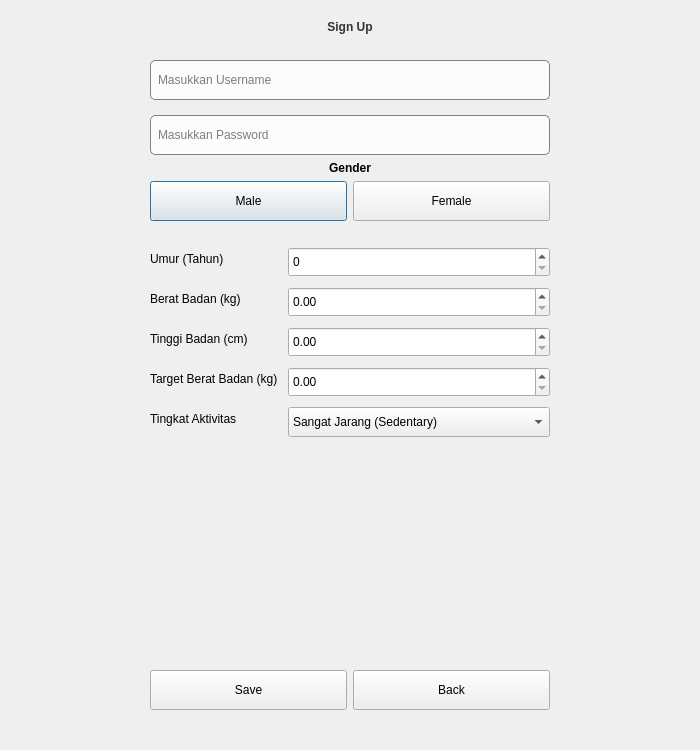
Above: UI/Signup.ui from MikhailAyares/EasyCal before the change. Below: the same form after it.
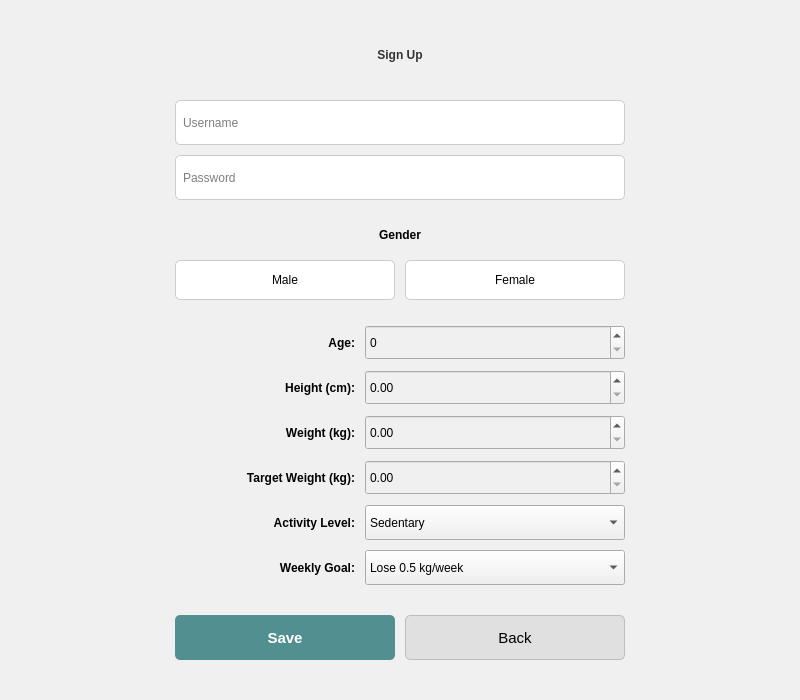
That is the form after the change. Icons and pictures are not drawn.

Commit message: nambah weeklygoal signup & fix all

Diff of the .ui file:
```diff
--- a/UI/Signup.ui
+++ b/UI/Signup.ui
@@ -6,34 +6,28 @@
    <rect>
     <x>0</x>
     <y>0</y>
-    <width>700</width>
-    <height>750</height>
+    <width>800</width>
+    <height>700</height>
    </rect>
   </property>
   <property name="windowTitle">
    <string>Signup</string>
   </property>
   <property name="styleSheet">
-   <string notr="true">#Form { border-image: url(:/image/Backgroundsignup.jpg); }</string>
+   <string notr="true">background-color: #f0f0f0;</string>
   </property>
-  <layout class="QVBoxLayout" name="main_layout">
-   <property name="leftMargin">
-    <number>150</number>
-   </property>
-   <property name="topMargin">
-    <number>20</number>
-   </property>
-   <property name="rightMargin">
-    <number>150</number>
-   </property>
-   <property name="bottomMargin">
-    <number>40</number>
-   </property>
-   <item>
     <widget class="QLabel" name="Signuplabel">
+   <property name="geometry">
+    <rect>
+     <x>175</x>
+     <y>30</y>
+     <width>450</width>
+     <height>50</height>
+    </rect>
+   </property>
      <property name="styleSheet">
-      <string notr="true">background-color: none;
-font: 75 22pt &quot;MS Shell Dlg 2&quot;;
+    <string notr="true">background: none;
+font: 75 24pt &quot;Segoe UI&quot;;
 font-weight:bold;
 color: #333;</string>
      </property>
@@ -44,85 +38,62 @@
       <set>Qt::AlignCenter</set>
      </property>
     </widget>
-   </item>
-   <item>
-    <spacer name="verticalSpacer">
-     <property name="orientation">
-      <enum>Qt::Vertical</enum>
-     </property>
-     <property name="sizeType">
-      <enum>QSizePolicy::Fixed</enum>
-     </property>
-     <property name="sizeHint" stdset="0">
-      <size>
-       <width>20</width>
-       <height>20</height>
-      </size>
-     </property>
-    </spacer>
-   </item>
-   <item>
-    <layout class="QFormLayout" name="form_layout">
-     <property name="horizontalSpacing">
-      <number>15</number>
-     </property>
-     <property name="verticalSpacing">
-      <number>15</number>
-     </property>
-     <item row="0" column="0" colspan="2">
       <widget class="QLineEdit" name="InputNamauser">
-       <property name="minimumSize">
-        <size>
-         <width>0</width>
-         <height>40</height>
-        </size>
+   <property name="geometry">
+    <rect>
+     <x>175</x>
+     <y>100</y>
+     <width>450</width>
+     <height>45</height>
+    </rect>
        </property>
        <property name="styleSheet">
-        <string notr="true">background-color: rgba(255, 255, 255, 0.8);
-border: 1px solid grey;
+    <string notr="true">background-color: white;
+border: 1px solid #ccc;
 border-radius: 5px;
 padding: 5px;
-font: 10pt &quot;MS Shell Dlg 2&quot;;
-</string>
+font: 11pt &quot;Segoe UI&quot;;</string>
        </property>
        <property name="placeholderText">
-        <string>Masukkan Username</string>
-       </property>
-      </widget>
-     </item>
-     <item row="1" column="0" colspan="2">
+    <string>Username</string>
+   </property>
+  </widget>
       <widget class="QLineEdit" name="InputPassword">
-       <property name="minimumSize">
-        <size>
-         <width>0</width>
-         <height>40</height>
-        </size>
+   <property name="geometry">
+    <rect>
+     <x>175</x>
+     <y>155</y>
+     <width>450</width>
+     <height>45</height>
+    </rect>
        </property>
        <property name="styleSheet">
-        <string notr="true">background-color: rgba(255, 255, 255, 0.8);
-border: 1px solid grey;
+    <string notr="true">background-color: white;
+border: 1px solid #ccc;
 border-radius: 5px;
 padding: 5px;
-font: 10pt &quot;MS Shell Dlg 2&quot;;
-</string>
+font: 11pt &quot;Segoe UI&quot;;</string>
        </property>
        <property name="echoMode">
         <enum>QLineEdit::Password</enum>
        </property>
        <property name="placeholderText">
-        <string>Masukkan Password</string>
-       </property>
-      </widget>
-     </item>
-    </layout>
-   </item>
-   <item>
+    <string>Password</string>
+   </property>
+  </widget>
     <widget class="QLabel" name="Genderlabel">
+   <property name="geometry">
+    <rect>
+     <x>175</x>
+     <y>220</y>
+     <width>450</width>
+     <height>30</height>
+    </rect>
+   </property>
      <property name="styleSheet">
-      <string notr="true">background-color: none;
-font: 75 16pt &quot;MS Shell Dlg 2&quot;;
-font-weight:bold;
-</string>
+    <string notr="true">background: none;
+font: 75 16pt &quot;Segoe UI&quot;;
+font-weight:bold;</string>
      </property>
      <property name="text">
       <string>Gender</string>
@@ -131,159 +102,197 @@
       <set>Qt::AlignCenter</set>
      </property>
     </widget>
-   </item>
-   <item>
-    <layout class="QHBoxLayout" name="gender_layout">
-     <item>
       <widget class="QPushButton" name="Malebutton">
-       <property name="minimumSize">
-        <size>
-         <width>0</width>
+   <property name="geometry">
+    <rect>
+     <x>175</x>
+     <y>260</y>
+     <width>220</width>
          <height>40</height>
-        </size>
+    </rect>
+   </property>
+   <property name="styleSheet">
+    <string notr="true">background-color: white; border: 1px solid #ccc; border-radius: 5px; font: 10pt 'Segoe UI'; </string>
        </property>
        <property name="text">
         <string>Male</string>
        </property>
       </widget>
-     </item>
-     <item>
       <widget class="QPushButton" name="Femalebutton">
-       <property name="minimumSize">
-        <size>
-         <width>0</width>
+   <property name="geometry">
+    <rect>
+     <x>405</x>
+     <y>260</y>
+     <width>220</width>
          <height>40</height>
-        </size>
+    </rect>
+   </property>
+   <property name="styleSheet">
+    <string notr="true">background-color: white; border: 1px solid #ccc; border-radius: 5px; font: 10pt 'Segoe UI';</string>
        </property>
        <property name="text">
         <string>Female</string>
        </property>
       </widget>
-     </item>
-    </layout>
-   </item>
-   <item>
-    <spacer name="verticalSpacer_2">
-     <property name="orientation">
-      <enum>Qt::Vertical</enum>
-     </property>
-     <property name="sizeType">
-      <enum>QSizePolicy::Fixed</enum>
-     </property>
-     <property name="sizeHint" stdset="0">
-      <size>
-       <width>20</width>
-       <height>20</height>
-      </size>
-     </property>
-    </spacer>
-   </item>
-   <item>
-    <layout class="QFormLayout" name="data_form_layout">
-     <property name="horizontalSpacing">
-      <number>10</number>
-     </property>
-     <property name="verticalSpacing">
-      <number>10</number>
-     </property>
-     <item row="0" column="0">
       <widget class="QLabel" name="AgeLabel">
+   <property name="geometry">
+    <rect>
+     <x>175</x>
+     <y>325</y>
+     <width>180</width>
+     <height>35</height>
+    </rect>
+   </property>
+   <property name="styleSheet">
+    <string notr="true">background: none; font: 75 11pt &quot;Segoe UI&quot;; font-weight:bold;</string>
+   </property>
        <property name="text">
-        <string>Umur (Tahun)</string>
-       </property>
-      </widget>
-     </item>
-     <item row="0" column="1">
+    <string>Age:</string>
+   </property>
+   <property name="alignment">
+    <set>Qt::AlignRight|Qt::AlignTrailing|Qt::AlignVCenter</set>
+   </property>
+  </widget>
       <widget class="QSpinBox" name="InputAgeuser">
-       <property name="minimumSize">
-        <size>
-         <width>0</width>
-         <height>30</height>
-        </size>
+   <property name="geometry">
+    <rect>
+     <x>365</x>
+     <y>325</y>
+     <width>260</width>
+     <height>35</height>
+    </rect>
        </property>
        <property name="maximum">
         <number>150</number>
        </property>
       </widget>
-     </item>
-     <item row="1" column="0">
-      <widget class="QLabel" name="Weightlabel">
-       <property name="text">
-        <string>Berat Badan (kg)</string>
-       </property>
-      </widget>
-     </item>
-     <item row="1" column="1">
-      <widget class="QDoubleSpinBox" name="InputTBuser">
-       <property name="minimumSize">
-        <size>
-         <width>0</width>
-         <height>30</height>
-        </size>
-       </property>
-       <property name="maximum">
-        <double>999.000000000000000</double>
-       </property>
-      </widget>
-     </item>
-     <item row="2" column="0">
       <widget class="QLabel" name="Heightlabel">
+   <property name="geometry">
+    <rect>
+     <x>175</x>
+     <y>370</y>
+     <width>180</width>
+     <height>35</height>
+    </rect>
+   </property>
+   <property name="styleSheet">
+    <string notr="true">background: none; font: 75 11pt &quot;Segoe UI&quot;; font-weight:bold;</string>
+   </property>
        <property name="text">
-        <string>Tinggi Badan (cm)</string>
-       </property>
-      </widget>
-     </item>
-     <item row="2" column="1">
+    <string>Height (cm):</string>
+   </property>
+   <property name="alignment">
+    <set>Qt::AlignRight|Qt::AlignTrailing|Qt::AlignVCenter</set>
+   </property>
+  </widget>
+  <widget class="QDoubleSpinBox" name="InputTBuser">
+   <property name="geometry">
+    <rect>
+     <x>365</x>
+     <y>370</y>
+     <width>260</width>
+     <height>35</height>
+    </rect>
+   </property>
+   <property name="maximum">
+    <double>9999</double>
+   </property>
+  </widget>
+  <widget class="QLabel" name="Weightlabel">
+   <property name="geometry">
+    <rect>
+     <x>175</x>
+     <y>415</y>
+     <width>180</width>
+     <height>35</height>
+    </rect>
+   </property>
+   <property name="styleSheet">
+    <string notr="true">background: none; font: 75 11pt &quot;Segoe UI&quot;; font-weight:bold;</string>
+   </property>
+   <property name="text">
+    <string>Weight (kg):</string>
+   </property>
+   <property name="alignment">
+    <set>Qt::AlignRight|Qt::AlignTrailing|Qt::AlignVCenter</set>
+   </property>
+  </widget>
       <widget class="QDoubleSpinBox" name="InputBBuser">
-       <property name="minimumSize">
-        <size>
-         <width>0</width>
-         <height>30</height>
-        </size>
+   <property name="geometry">
+    <rect>
+     <x>365</x>
+     <y>415</y>
+     <width>260</width>
+     <height>35</height>
+    </rect>
        </property>
        <property name="maximum">
-        <double>999.000000000000000</double>
-       </property>
-      </widget>
-     </item>
-     <item row="3" column="0">
+    <double>9999</double>
+   </property>
+  </widget>
       <widget class="QLabel" name="Targetweightlabel">
+   <property name="geometry">
+    <rect>
+     <x>175</x>
+     <y>460</y>
+     <width>180</width>
+     <height>35</height>
+    </rect>
+   </property>
+   <property name="styleSheet">
+    <string notr="true">background: none; font: 75 11pt &quot;Segoe UI&quot;; font-weight:bold;</string>
+   </property>
        <property name="text">
-        <string>Target Berat Badan (kg)</string>
-       </property>
-      </widget>
-     </item>
-     <item row="3" column="1">
+    <string>Target Weight (kg):</string>
+   </property>
+   <property name="alignment">
+    <set>Qt::AlignRight|Qt::AlignTrailing|Qt::AlignVCenter</set>
+   </property>
+  </widget>
       <widget class="QDoubleSpinBox" name="InputTargetBB">
-       <property name="minimumSize">
-        <size>
-         <width>0</width>
-         <height>30</height>
-        </size>
+   <property name="geometry">
+    <rect>
+     <x>365</x>
+     <y>460</y>
+     <width>260</width>
+     <height>35</height>
+    </rect>
        </property>
        <property name="maximum">
-        <double>999.000000000000000</double>
-       </property>
-      </widget>
-     </item>
-     <item row="4" column="0">
-      <widget class="QLabel" name="ActivityLabel">
+    <double>9999</double>
+   </property>
+  </widget>
+  <widget class="QLabel" name="Activitylabel">
+   <property name="geometry">
+    <rect>
+     <x>175</x>
+     <y>505</y>
+     <width>180</width>
+     <height>35</height>
+    </rect>
+   </property>
+   <property name="styleSheet">
+    <string notr="true">background: none; font: 75 11pt &quot;Segoe UI&quot;; font-weight:bold;</string>
+   </property>
        <property name="text">
-        <string>Tingkat Aktivitas</string>
-       </property>
-      </widget>
-     </item>
-     <item row="4" column="1">
-      <widget class="QComboBox" name="ListActivity">
-       <property name="minimumSize">
-        <size>
-         <width>0</width>
-         <height>30</height>
-        </size>
+    <string>Activity Level:</string>
+   </property>
+   <property name="alignment">
+    <set>Qt::AlignRight|Qt::AlignTrailing|Qt::AlignVCenter</set>
+   </property>
+  </widget>
+  <widget class="QComboBox" name="ActivityBox">
+   <property name="geometry">
+    <rect>
+     <x>365</x>
+     <y>505</y>
+     <width>260</width>
+     <height>35</height>
+    </rect>
        </property>
        <item>
         <property name="text">
-         <string>Sangat Jarang (Sedentary)</string>
+     <string>Sedentary</string>
         </property>
        </item>
        <item>
@@ -298,62 +307,90 @@
        </item>
        <item>
         <property name="text">
-         <string>Sering (Very Active)</string>
-        </property>
-       </item>
+     <string>Very Active</string>
+    </property>
+   </item>
+  </widget>
+  <widget class="QLabel" name="Weeklylabel">
+   <property name="geometry">
+    <rect>
+     <x>175</x>
+     <y>550</y>
+     <width>180</width>
+     <height>35</height>
+    </rect>
+   </property>
+   <property name="styleSheet">
+    <string notr="true">background: none; font: 75 11pt &quot;Segoe UI&quot;; font-weight:bold;</string>
+   </property>
+   <property name="text">
+    <string>Weekly Goal:</string>
+   </property>
+   <property name="alignment">
+    <set>Qt::AlignRight|Qt::AlignTrailing|Qt::AlignVCenter</set>
+   </property>
+  </widget>
+  <widget class="QComboBox" name="WeeklyBox">
+   <property name="geometry">
+    <rect>
+     <x>365</x>
+     <y>550</y>
+     <width>260</width>
+     <height>35</height>
+    </rect>
+   </property>
        <item>
         <property name="text">
-         <string>Sangat Sering (Extra Active)</string>
-        </property>
-       </item>
-      </widget>
-     </item>
-    </layout>
-   </item>
+     <string>Lose 0.5 kg/week</string>
+    </property>
+   </item>
    <item>
-    <spacer name="verticalSpacer_3">
-     <property name="orientation">
-      <enum>Qt::Vertical</enum>
-     </property>
-     <property name="sizeHint" stdset="0">
-      <size>
-       <width>20</width>
-       <height>40</height>
-      </size>
-     </property>
-    </spacer>
+    <property name="text">
+     <string>Maintain Weight</string>
+    </property>
    </item>
    <item>
-    <layout class="QHBoxLayout" name="button_layout">
-     <item>
+    <property name="text">
+     <string>Gain 0.5 kg/week</string>
+    </property>
+   </item>
+  </widget>
       <widget class="QPushButton" name="Savedatabutton">
-       <property name="minimumSize">
-        <size>
-         <width>0</width>
-         <height>40</height>
-        </size>
+   <property name="geometry">
+    <rect>
+     <x>175</x>
+     <y>615</y>
+     <width>220</width>
+     <height>45</height>
+    </rect>
+   </property>
+   <property name="styleSheet">
+    <string notr="true">QPushButton { background-color: #528f91; color: white; border: none; border-radius: 5px; font-weight: bold; font-size: 11pt; }
+QPushButton:hover { background-color: #60A5A8; }
+QPushButton:pressed { background-color: #4A8082; }</string>
        </property>
        <property name="text">
         <string>Save</string>
        </property>
       </widget>
-     </item>
-     <item>
       <widget class="QPushButton" name="Backbutton">
-       <property name="minimumSize">
-        <size>
-         <width>0</width>
-         <height>40</height>
-        </size>
+   <property name="geometry">
+    <rect>
+     <x>405</x>
+     <y>615</y>
+     <width>220</width>
+     <height>45</height>
+    </rect>
+   </property>
+   <property name="styleSheet">
+    <string notr="true">QPushButton { background-color: #E0E0E0; color: black; border: 1px solid #BDBDBD; border-radius: 5px; font-size: 11pt; }
+QPushButton:hover { background-color: #EAEAEA; }
+QPushButton:pressed { background-color: #D6D6D6; }</string>
        </property>
        <property name="text">
         <string>Back</string>
        </property>
       </widget>
-     </item>
-    </layout>
-   </item>
-  </layout>
  </widget>
  <resources>
   <include location="rsc.qrc"/>
```
Left out of the diff: 14 changed lines with no effect on the pictures. Lines whose indentation alone changed are shown as unchanged. The commit also changes 2 other files.
